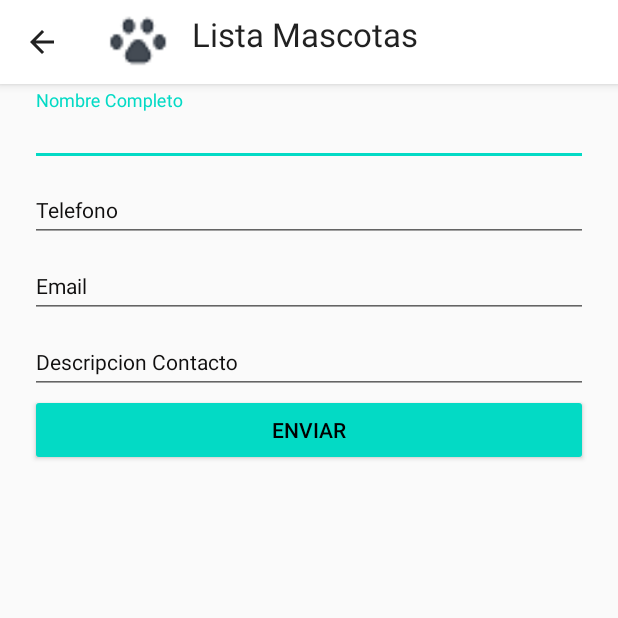
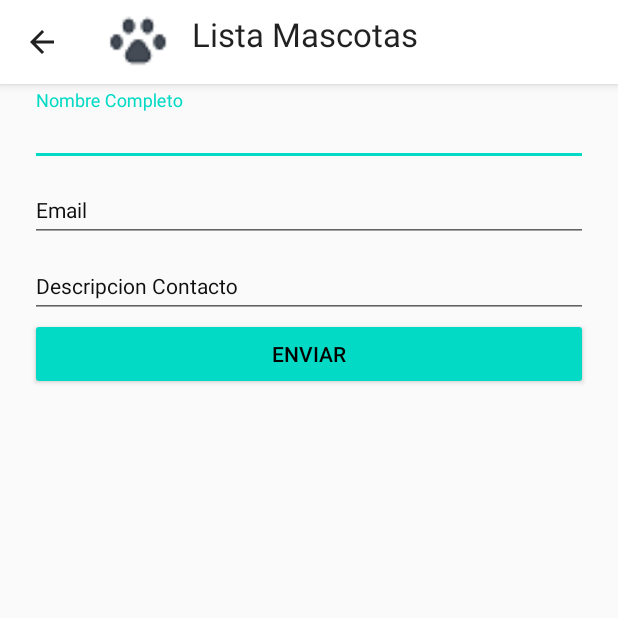
Before and after one commit to musicoariel4/ListasMascotas, an Android app: the Formulario screen opened directly, with no data from a screen before it, after a tap on "ENVIAR", on a phone screen of 412 x 824 dp, the top half of it. Run offline under Robolectric (Android 15) with nearby library versions, the phone set to English and light mode, and no system bars.

```diff
--- a/app/build.gradle
+++ b/app/build.gradle
@@ -31,6 +31,9 @@ dependencies {
     implementation 'androidx.cardview:cardview:1.0.0'
     implementation 'androidx.legacy:legacy-support-v4:1.0.0'
     implementation 'com.mikhaellopez:circularimageview:4.2.0'
+    implementation files('libs\\activation.jar')
+    implementation files('libs\\additionnal.jar')
+    implementation files('libs\\mail.jar')
     testImplementation 'junit:junit:4.13'
     androidTestImplementation 'androidx.test.ext:junit:1.1.2'
     androidTestImplementation 'androidx.test.espresso:espresso-core:3.3.0'
--- a/app/src/main/java/com/musicoariel4/listasmascotas/Formulario.java
+++ b/app/src/main/java/com/musicoariel4/listasmascotas/Formulario.java
@@ -5,6 +5,7 @@ import androidx.appcompat.widget.Toolbar;
 
 import android.content.Intent;
 import android.net.Uri;
+import android.os.AsyncTask;
 import android.os.Bundle;
 import android.view.KeyEvent;
 import android.view.View;
@@ -13,13 +14,25 @@ import android.widget.DatePicker;
 
 import com.google.android.material.textfield.TextInputEditText;
 
+import java.util.Properties;
+
+import javax.mail.Authenticator;
+import javax.mail.Message;
+import javax.mail.MessagingException;
+import javax.mail.PasswordAuthentication;
+import javax.mail.Session;
+import javax.mail.Transport;
+import javax.mail.internet.InternetAddress;
+import javax.mail.internet.MimeMessage;
+
 public class Formulario extends AppCompatActivity {
-    public static final int TEXT_REQUEST = 1; // código de solicitud
-    private TextInputEditText tvNombre;
-    private TextInputEditText tvEmail;
-    private TextInputEditText tvTelefono;
-    private TextInputEditText tvDescripcion;
-    private Button miboton1;
+
+
+    private TextInputEditText subject;
+    private TextInputEditText email;
+    private TextInputEditText message;
+    private Button button;
+
 
 
     @Override
@@ -27,36 +40,34 @@ public class Formulario extends AppCompatActivity {
         super.onCreate(savedInstanceState);
         setContentView(R.layout.activity_formulario);
 
-        tvNombre = (TextInputEditText) findViewById(R.id.tvNombre);
-        tvEmail = (TextInputEditText) findViewById(R.id.tvEmail);
-        tvTelefono = (TextInputEditText) findViewById(R.id.tvTelefono);
-        tvDescripcion = (TextInputEditText) findViewById(R.id.tvDescripcion);
-        miboton1 = (Button) findViewById(R.id.miboton1);
+        subject = (TextInputEditText) findViewById(R.id.tvNombre);
+        email = (TextInputEditText) findViewById(R.id.tvEmail);
+        message= (TextInputEditText) findViewById(R.id.tvDescripcion);
+        button = (Button) findViewById(R.id.miboton1);
 
         Toolbar miActionBar =(Toolbar) findViewById(R.id.miActionBar);
         setSupportActionBar(miActionBar);
 
-        //   ActionBar ab = getSupportActionBar();
+        getSupportActionBar().setDisplayHomeAsUpEnabled(true);
+        button.setOnClickListener(new View.OnClickListener() {
+            @Override
+            public void onClick(View v) {
+                senEmail();
+            }
+        });
+    }
 
-        getSupportActionBar().setDisplayHomeAsUpEnabled(true);
+    private void senEmail() {
+        String mEmail = email.getText().toString();
+        String mSubject = subject.getText().toString();
+        String mMessage = message.getText().toString();
 
+
+        JavaMailAPI javaMailAPI = new JavaMailAPI(this, mEmail, mSubject, mMessage);
+
+        javaMailAPI.execute();
     }
-    public void siguiente(View view) {
 
-        String eNombre = tvNombre.getText().toString();
-        String eEmail = tvEmail.getText().toString();
-        String eTelefono = tvTelefono.getText().toString();
-        String eDescripcion = tvDescripcion.getText().toString();
-        Intent emailIntent =new Intent(Intent.ACTION_SEND);
-        emailIntent.setData(Uri.parse("mailto:"));
-        emailIntent.putExtra(Intent.EXTRA_EMAIL,eNombre);
-        emailIntent.putExtra(Intent.EXTRA_EMAIL,eTelefono);
-        emailIntent.putExtra(Intent.EXTRA_EMAIL, eDescripcion);
-        emailIntent.putExtra(Intent.EXTRA_EMAIL,eEmail);
-        emailIntent.setType(("messge/rfc822"));
-        startActivity(Intent.createChooser(emailIntent,"Email"));
-
-    }
 
     @Override
     public boolean onKeyDown(int keyCode, KeyEvent event){
@@ -67,4 +78,6 @@ public class Formulario extends AppCompatActivity {
         }
         return super.onKeyDown(keyCode,event);
     }
+
+
 }
--- /dev/null
+++ b/app/src/main/java/com/musicoariel4/listasmascotas/JavaMailAPI.java
@@ -0,0 +1,58 @@
+package com.musicoariel4.listasmascotas;
+import android.content.Context;
+import android.os.AsyncTask;
+
+import java.util.Properties;
+
+import javax.mail.Message;
+import javax.mail.MessagingException;
+import javax.mail.PasswordAuthentication;
+import javax.mail.Session;
+import javax.mail.Transport;
+import javax.mail.internet.InternetAddress;
+import javax.mail.internet.MimeMessage;
+
+public class JavaMailAPI extends AsyncTask<Void, Void, Void> {
+
+    private Context context;
+
+    private Session session;
+    private String email, subject, message;
+
+    public JavaMailAPI(Context context, String email, String subject, String message) {
+        this.context = context;
+        this.email = email;
+        this.subject = subject;
+        this.message = message;
+    }
+
+    @Override
+    protected Void doInBackground(Void... voids) {
+        Properties properties = new Properties();
+        properties.put("mail.smtp.host", "smtp.gmail.com");
+        properties.put("mail.smtp.socketFactory.port", "465");
+        properties.put("mail.smtp.socketFactory.class", "javax.net.ssl.SSLSocketFactory");
+        properties.put("mail.smtp.auth", "true");
+        properties.put("mail.smtp.port", "465");
+
+        session = Session.getDefaultInstance(properties, new javax.mail.Authenticator() {
+            protected PasswordAuthentication getPasswordAuthentication() {
+                return new PasswordAuthentication(Utils.EMAIL, Utils.PASSWORD);
+            }
+        });
+
+        MimeMessage mimeMessage = new MimeMessage(session);
+        try {
+            mimeMessage.setFrom(new InternetAddress(Utils.EMAIL));
+            mimeMessage.addRecipients(Message.RecipientType.TO, String.valueOf(new InternetAddress(email)));
+            mimeMessage.setSubject(subject);
+            mimeMessage.setText(message);
+            Transport.send(mimeMessage);
+        } catch (MessagingException e) {
+            e.printStackTrace();
+        }
+
+        return null;
+
+    }
+}
--- /dev/null
+++ b/app/src/main/java/com/musicoariel4/listasmascotas/Utils.java
@@ -0,0 +1,8 @@
+package com.musicoariel4.listasmascotas;
+
+public class Utils {
+    // HERE PUT EMAIL AND PASSWORD , LIKE example@gmail.com
+
+    public static final  String EMAIL = "coffeeline9@gmail.com";
+    public static final String PASSWORD = "dwcqckylgqngqoxr";
+}
--- a/app/src/main/res/layout/activity_formulario.xml
+++ b/app/src/main/res/layout/activity_formulario.xml
@@ -40,31 +40,14 @@
 
         </com.google.android.material.textfield.TextInputLayout>
 
-        <com.google.android.material.textfield.TextInputLayout
-            android:id="@+id/tvtelef"
-            style="@style/Widget.AppCompat.TextView"
-            android:layout_width="match_parent"
-            android:layout_height="wrap_content"
-            android:layout_below="@+id/tvNombre1"
-            android:hint="@string/labelTelefono"
-            android:textColorHint="#100F0F"
-            app:boxBackgroundColor="#B6B3B3">
 
-            <com.google.android.material.textfield.TextInputEditText
-                android:id="@+id/tvTelefono"
-                android:layout_width="match_parent"
-                android:layout_height="wrap_content"
-                android:textColor="#191818"
-                android:textSize="14sp" />
-
-        </com.google.android.material.textfield.TextInputLayout>
 
         <com.google.android.material.textfield.TextInputLayout
             android:id="@+id/tvcorreo"
             style="@style/Widget.AppCompat.TextView"
             android:layout_width="match_parent"
             android:layout_height="wrap_content"
-            android:layout_below="@id/tvtelef"
+            android:layout_below="@+id/tvNombre1"
             android:hint="@string/labelEmail"
             android:textColorHint="#100F0F"
             app:boxBackgroundColor="#B6B3B3">
--- a/app/src/main/res/layout/fragment_adicional.xml
+++ b/app/src/main/res/layout/fragment_adicional.xml
@@ -13,19 +13,17 @@
         android:id="@+id/cv_Contacto"
         android:layout_width="match_parent"
         android:layout_height="wrap_content"
-        android:layout_gravity="center|top"
         card_view:cardCornerRadius="@dimen/coner_radius">>
 
         <LinearLayout
             android:layout_width="match_parent"
             android:layout_height="wrap_content"
             android:orientation="vertical"
-
             android:padding="@dimen/activity_horizontal_margin">
 
             <com.mikhaellopez.circularimageview.CircularImageView
                 android:id="@+id/imgFoto"
-                android:layout_width="250dp"
+                android:layout_width="100dp"
                 android:layout_height="250dp"
                 android:src= "@drawable/beagle"
                 app:civ_border_color="#3f51b5"
@@ -39,6 +37,7 @@
                 android:layout_width="200dp"
                 android:layout_height="match_parent"
                 android:text="Mi mascota"
+                android:layout_gravity="center"
                 android:textSize="@dimen/nombre_cadrview"
                 android:textStyle="bold"
                 />
```
Also changed, not shown: app/libs/activation.jar (added), app/libs/additionnal.jar (added), app/libs/mail.jar (added).
